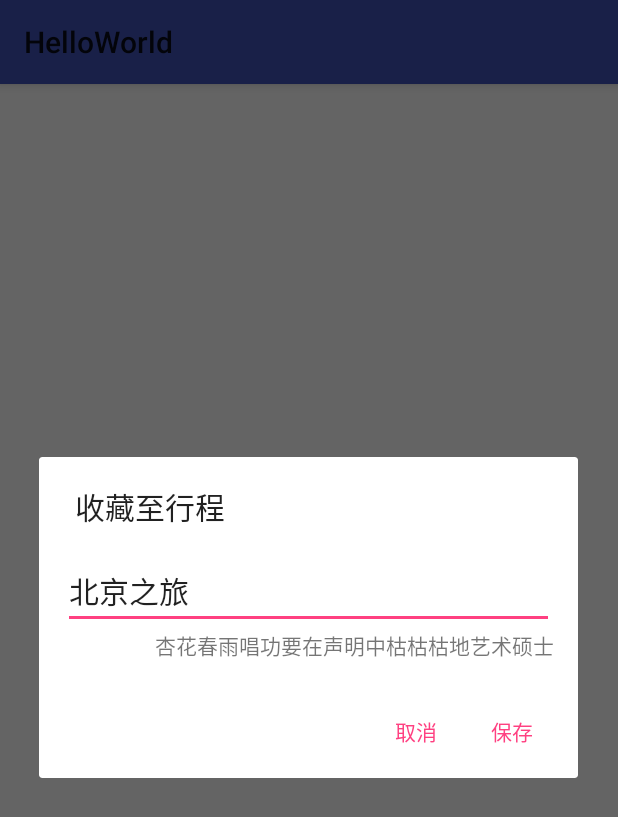
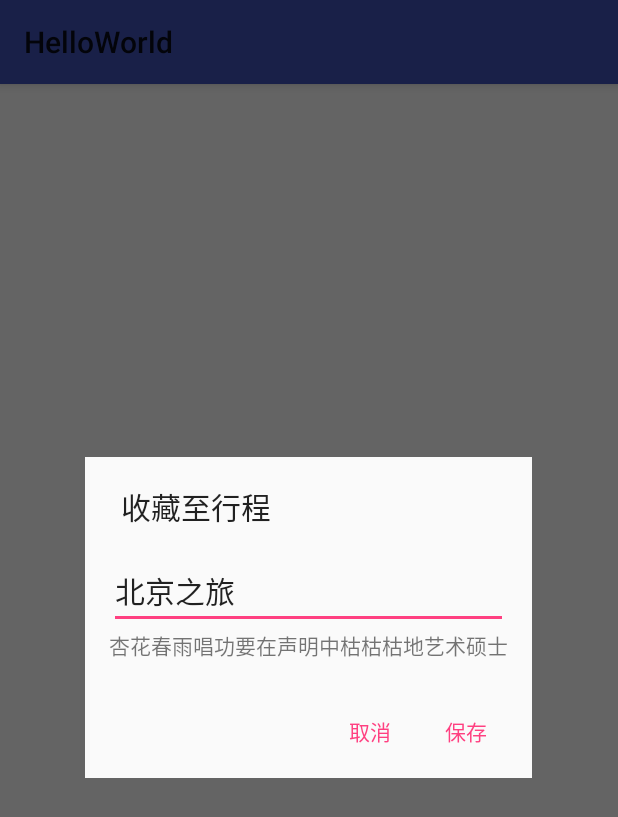
Before and after one commit to axiheyhey/WeirdEditTextDialogFragment, an Android app: the screen it shows after launch (MainActivity), after a tap on "Hello World!", on a phone screen of 412 x 824 dp. Shown: the top 817 px of the screen. Run offline under Robolectric (Android 15) with nearby library versions, the phone set to English and light mode, and no system bars.

Commit message:
modify dialog theme

```diff
--- a/app/src/main/java/com/example/minxizhang/helloworld/HelloDialogFragment.java
+++ b/app/src/main/java/com/example/minxizhang/helloworld/HelloDialogFragment.java
@@ -3,6 +3,7 @@ package com.example.minxizhang.helloworld;
 import android.app.Dialog;
 import android.os.Bundle;
 import android.support.annotation.NonNull;
+import android.support.annotation.Nullable;
 import android.support.v4.app.DialogFragment;
 import android.support.v7.app.AlertDialog;
 import android.view.LayoutInflater;
@@ -24,18 +25,29 @@ public class HelloDialogFragment extends DialogFragment {
         tripNameView.setText("北京之旅");
         tripNameView.setSelection(0);
 
-        AlertDialog alertDialog = new AlertDialog.Builder(requireActivity())
+        AlertDialog alertDialog = new AlertDialog.Builder(requireActivity(), R.style.EditDlgFrag_DlgStyle)
                 .setView(savedTripView)
                 .setTitle("收藏至行程")
                 .setPositiveButton("保存", null)
                 .setNegativeButton("取消", null)
                 .create();
 
-        Window window = alertDialog.getWindow();
-        if (window != null) {
-            window.setSoftInputMode(LayoutParams.SOFT_INPUT_STATE_VISIBLE);
-        }
+//        Window window = alertDialog.getWindow();
+//        if (window != null) {
+//            window.setSoftInputMode(LayoutParams.SOFT_INPUT_STATE_VISIBLE |
+//                    LayoutParams.SOFT_INPUT_ADJUST_RESIZE);
+//        }
 
         return alertDialog;
     }
+
+    @Override
+    public void onActivityCreated(@Nullable Bundle savedInstanceState) {
+        super.onActivityCreated(savedInstanceState);
+        Window window = getDialog().getWindow();
+        if (window != null) {
+            window.setSoftInputMode(LayoutParams.SOFT_INPUT_STATE_VISIBLE |
+                    LayoutParams.SOFT_INPUT_ADJUST_RESIZE);
+        }
+    }
 }
--- a/app/src/main/res/values/styles.xml
+++ b/app/src/main/res/values/styles.xml
@@ -19,4 +19,12 @@
         <item name="android:windowTranslucentStatus">true</item>
     </style>
 
+    <!--<style name="EditDlgFrag_DlgStyle" parent="ThemeOverlay.AppCompat.Dialog.Alert">-->
+    <style name="EditDlgFrag_DlgStyle" parent="AppTheme">
+    <!--<style name="EditDlgFrag_DlgStyle" parent="AppTheme.NoActionBar">-->
+        <item name="android:windowIsFloating">true</item>
+        <item name="android:windowContentOverlay">@null</item>
+        <item name="android:windowAnimationStyle">@android:style/Animation.Dialog</item>
+        <item name="android:windowSoftInputMode">stateUnspecified|adjustPan</item>
+    </style>
 </resources>
```
